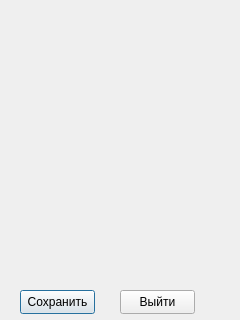
Old version of the form table.ui in the repository Xaze-debug/Zadanie.
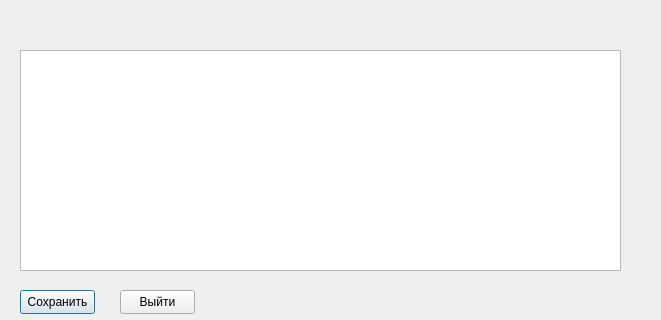
New version of the form.

Patch:
```diff
--- a/table.ui
+++ b/table.ui
@@ -6,7 +6,7 @@
    <rect>
     <x>0</x>
     <y>0</y>
-    <width>240</width>
+    <width>661</width>
     <height>320</height>
    </rect>
   </property>
@@ -39,6 +39,16 @@
     <string>Выйти</string>
    </property>
   </widget>
+  <widget class="QTableView" name="tableView">
+   <property name="geometry">
+    <rect>
+     <x>20</x>
+     <y>50</y>
+     <width>601</width>
+     <height>221</height>
+    </rect>
+   </property>
+  </widget>
  </widget>
  <resources/>
  <connections>
```
